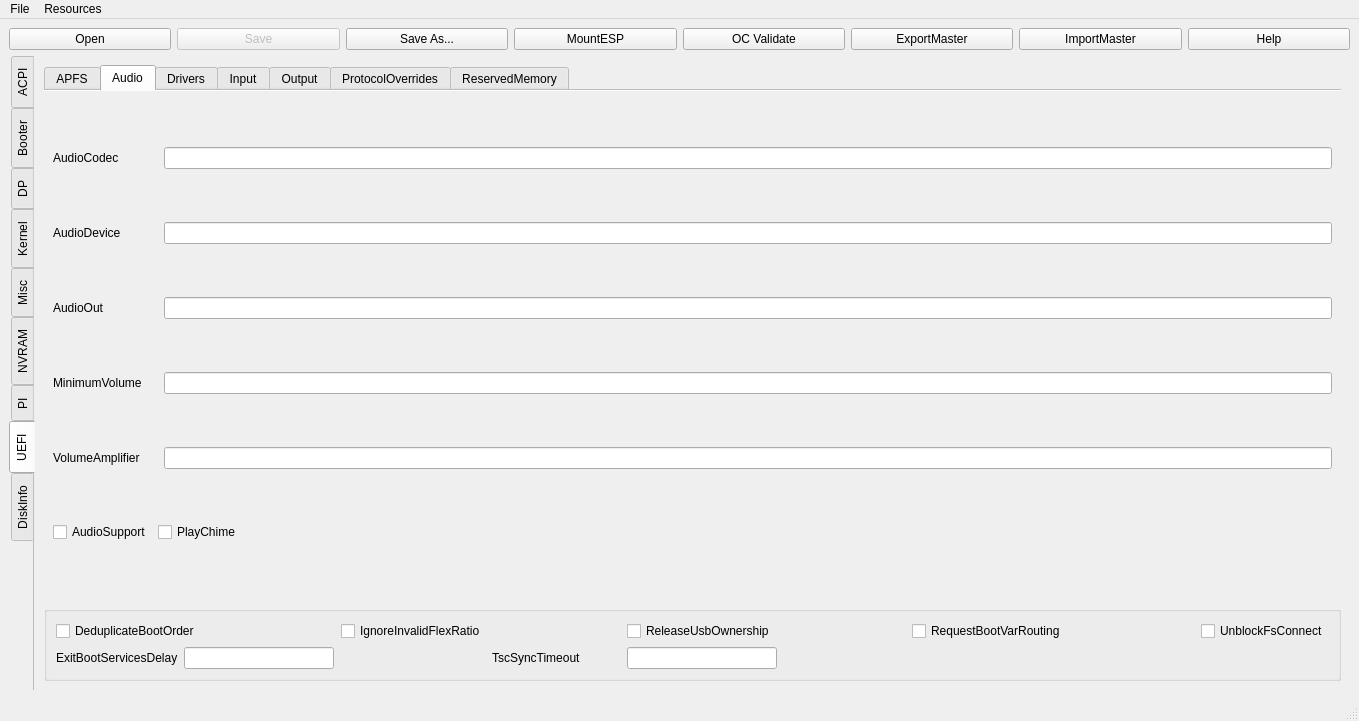
This is mainwindow.ui in ic005k/OCAuxiliaryTools as Qt 5 draws it before an edit. The edited form follows.
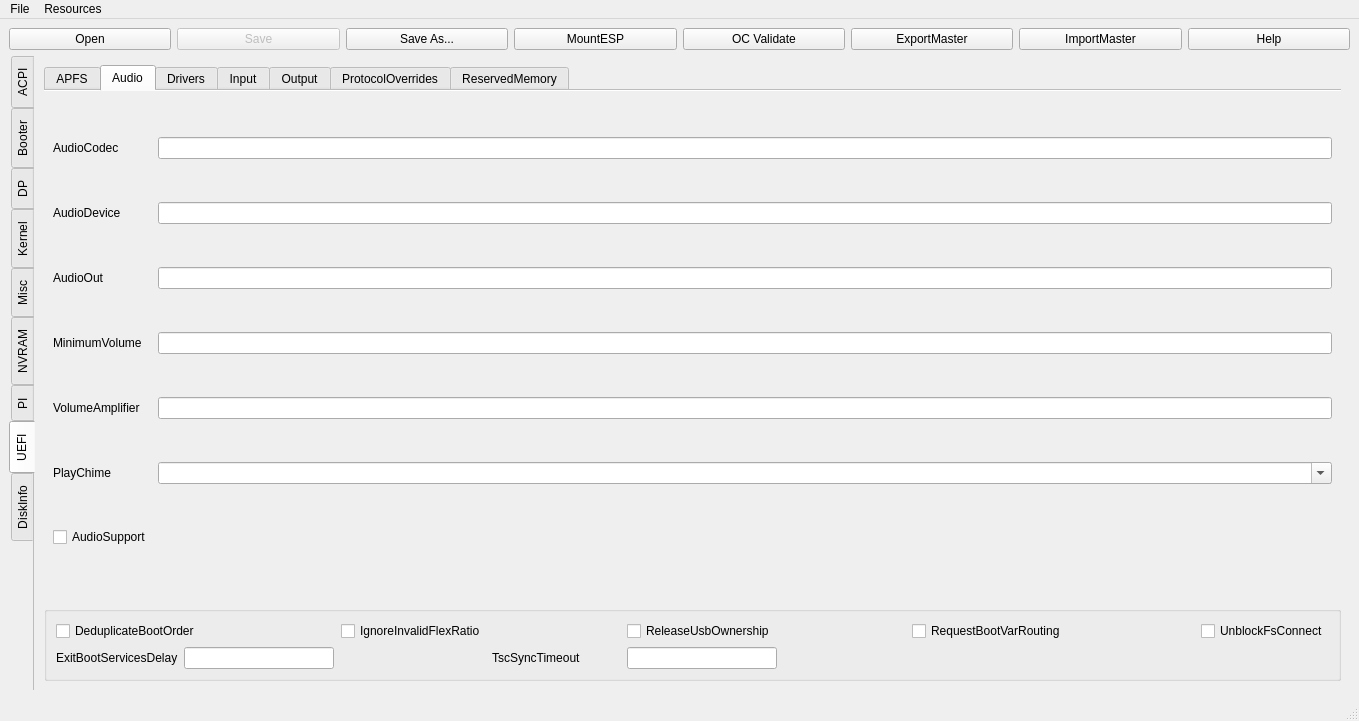
This is the edited form. The open tabs and pages were chosen to show the change. Icons and pictures are not drawn.

The edit to the form file:
```diff
--- a/mainwindow.ui
+++ b/mainwindow.ui
@@ -5233,7 +5233,7 @@
             <string>Audio</string>
            </attribute>
            <layout class="QGridLayout" name="gridLayout_32">
-            <item row="0" column="0" colspan="2">
+            <item row="0" column="0">
              <widget class="QLabel" name="label_32">
               <property name="toolTip">
                <string>Normally this contains first audio codec address on the builtin analog audio controller (HDEF). Audio codec
@@ -5252,7 +5252,7 @@
               </property>
              </widget>
             </item>
-            <item row="0" column="2">
+            <item row="0" column="1">
              <widget class="QLineEdit" name="editAudioCodec"/>
             </item>
             <item row="1" column="0">
@@ -5274,7 +5274,7 @@
               </property>
              </widget>
             </item>
-            <item row="1" column="2">
+            <item row="1" column="1">
              <widget class="QLineEdit" name="editAudioDevice"/>
             </item>
             <item row="2" column="0">
@@ -5295,10 +5295,10 @@
               </property>
              </widget>
             </item>
-            <item row="2" column="2">
+            <item row="2" column="1">
              <widget class="QLineEdit" name="editAudioOut"/>
             </item>
-            <item row="3" column="0" colspan="2">
+            <item row="3" column="0">
              <widget class="QLabel" name="label_35">
               <property name="toolTip">
                <string>Screen reader will use this volume level, when the calculated volume level is less than MinimumVolume. Boot
@@ -5312,10 +5312,10 @@
               </property>
              </widget>
             </item>
-            <item row="3" column="2">
+            <item row="3" column="1">
              <widget class="QLineEdit" name="editMinimumVolume"/>
             </item>
-            <item row="4" column="0" colspan="2">
+            <item row="4" column="0">
              <widget class="QLabel" name="label_36">
               <property name="toolTip">
                <string>Volume level range read from SystemAudioVolume varies depending on the codec. To transform read value in
@@ -5334,10 +5334,38 @@
               </property>
              </widget>
             </item>
-            <item row="4" column="2">
+            <item row="4" column="1">
              <widget class="QLineEdit" name="editVolumeAmplifier"/>
             </item>
             <item row="5" column="0">
+             <widget class="QLabel" name="label_70">
+              <property name="toolTip">
+               <string>Enabling this setting plays boot chime through builtin audio support. Volume level is determined by MinimumVolume
+and VolumeAmplifier settings and SystemAudioVolume NVRAM variable. Possible values include:
+
+• Auto — Enables chime when StartupMute NVRAM variable is not present or set to 00. 
+• Enabled — Enables chime unconditionally.
+• Disabled — Disables chime unconditionally.
+
+Note: Enabled can be used in separate from StartupMute NVRAM variable to avoid conflicts when the firmware
+is able to play boot chime.</string>
+              </property>
+              <property name="statusTip">
+               <string>Play chime sound at startup.</string>
+              </property>
+              <property name="text">
+               <string>PlayChime</string>
+              </property>
+             </widget>
+            </item>
+            <item row="5" column="1">
+             <widget class="QComboBox" name="cboxPlayChime">
+              <property name="editable">
+               <bool>true</bool>
+              </property>
+             </widget>
+            </item>
+            <item row="6" column="0">
              <widget class="QCheckBox" name="chkAudioSupport">
               <property name="toolTip">
                <string>Enabling this setting routes audio playback from builtin protocols to a dedicated audio port (AudioOut) of the
@@ -5351,22 +5379,6 @@
               </property>
              </widget>
             </item>
-            <item row="5" column="1" colspan="2">
-             <widget class="QCheckBox" name="chkPlayChime">
-              <property name="toolTip">
-               <string>Enabling this setting plays boot chime through builtin audio support. Volume level is determined by MinimumVolume
-and VolumeAmplifier settings and SystemAudioVolume NVRAM variable.
-Note: this setting is separate from StartupMute NVRAM variable to avoid conflicts when the firmware is able to
-play boot chime.</string>
-              </property>
-              <property name="statusTip">
-               <string> Play chime sound at startup.</string>
-              </property>
-              <property name="text">
-               <string>PlayChime</string>
-              </property>
-             </widget>
-            </item>
            </layout>
           </widget>
           <widget class="QWidget" name="tab_24">
```
Left out of the diff: 4 changed lines with no effect on the pictures.
